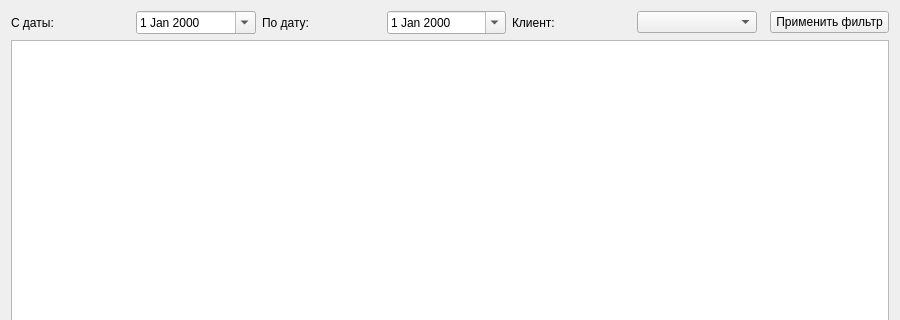
Smurf72T/POC_Terminal_Tracker, file src/ui/dialogs/archivedocumentsform.ui: the form before one commit; both pictures show x 0 to 900 and y 0 to 320 of the 900 by 600 pixel window.
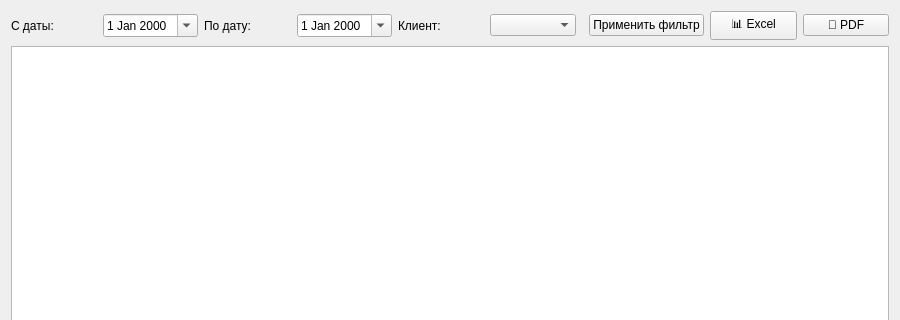
The form after the commit.

Diff of the .ui file:
```diff
--- a/src/ui/dialogs/archivedocumentsform.ui
+++ b/src/ui/dialogs/archivedocumentsform.ui
@@ -32,6 +32,20 @@
                     <item>
                         <widget class="QPushButton" name="btnFilter"><property name="text"><string>Применить фильтр</string></property></widget>
                     </item>
+                    <item>
+                        <widget class="QPushButton" name="btnExportExcel">
+                            <property name="text">
+                                <string>📊 Excel</string>
+                            </property>
+                        </widget>
+                    </item>
+                    <item>
+                        <widget class="QPushButton" name="btnExportPdf">
+                            <property name="text">
+                                <string>📄 PDF</string>
+                            </property>
+                        </widget>
+                    </item>
                 </layout>
             </item>
             <item>
```
